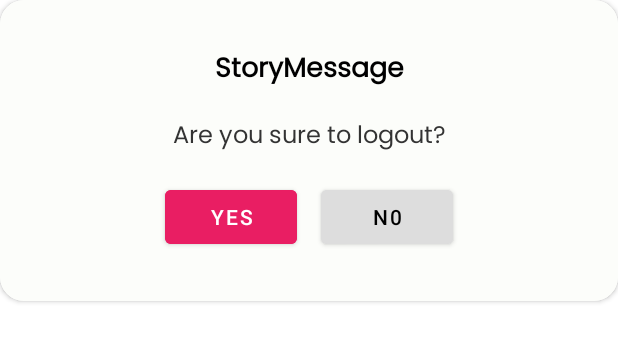
After one commit to rivaldofez/StoryMessage, an Android app: the layout dialog_confirmation.xml on its own in the app's theme, with its tools: preview values and no code run, on a phone screen of 412 x 824 dp. The commit adds this screen. Shown: the top 342 px of the screen. Run offline under Robolectric (Android 15) with nearby library versions, the phone set to English and light mode, and no system bars.

```diff
--- /dev/null
+++ b/app/src/main/res/layout/dialog_confirmation.xml
@@ -0,0 +1,67 @@
+<?xml version="1.0" encoding="utf-8"?>
+<androidx.cardview.widget.CardView xmlns:android="http://schemas.android.com/apk/res/android"
+    xmlns:app="http://schemas.android.com/apk/res-auto"
+    android:layout_width="match_parent"
+    android:layout_height="wrap_content"
+    app:cardCornerRadius="16dp">
+
+    <androidx.constraintlayout.widget.ConstraintLayout
+        android:layout_width="match_parent"
+        android:layout_height="match_parent"
+        android:background="@color/bgColor"
+        android:padding="32dp">
+
+        <TextView
+            android:id="@+id/tv_name_app"
+            style="@style/TitleText"
+            android:layout_width="wrap_content"
+            android:layout_height="wrap_content"
+            android:text="@string/app_name"
+            app:layout_constraintEnd_toEndOf="parent"
+            app:layout_constraintStart_toStartOf="parent"
+            app:layout_constraintTop_toTopOf="parent" />
+
+        <TextView
+            android:id="@+id/tv_dialog_message"
+            style="@style/SubtitleText"
+            android:layout_width="wrap_content"
+            android:layout_height="wrap_content"
+            android:layout_marginTop="16dp"
+            android:text="Are you sure to logout?"
+            app:layout_constraintEnd_toEndOf="parent"
+            app:layout_constraintHorizontal_bias="0.5"
+            app:layout_constraintStart_toStartOf="parent"
+            app:layout_constraintTop_toBottomOf="@+id/tv_name_app" />
+
+        <Button
+            android:id="@+id/btn_yes"
+            android:layout_width="wrap_content"
+            android:layout_height="wrap_content"
+            android:backgroundTint="@color/primaryColor"
+            android:text="Yes"
+            android:textColor="@color/white"
+            android:layout_marginTop="16dp"
+            app:layout_constraintEnd_toStartOf="@+id/btn_no"
+            app:layout_constraintHorizontal_bias="0.5"
+            app:layout_constraintHorizontal_chainStyle="packed"
+            app:layout_constraintStart_toStartOf="parent"
+            app:layout_constraintTop_toBottomOf="@+id/tv_dialog_message" />
+
+        <Button
+            android:id="@+id/btn_no"
+            android:layout_width="wrap_content"
+            android:layout_height="wrap_content"
+            android:backgroundTint="@color/lightBgColor"
+            android:text="N0"
+            android:textColor="@color/textColor"
+            android:layout_marginTop="16dp"
+            android:layout_marginStart="16dp"
+            app:layout_constraintEnd_toEndOf="parent"
+            app:layout_constraintHorizontal_bias="0.5"
+            app:layout_constraintStart_toEndOf="@+id/btn_yes"
+            app:layout_constraintTop_toBottomOf="@+id/tv_dialog_message" />
+
+    </androidx.constraintlayout.widget.ConstraintLayout>
+
+
+</androidx.cardview.widget.CardView>
--- a/app/src/main/res/values/themes.xml
+++ b/app/src/main/res/values/themes.xml
@@ -22,4 +22,36 @@
         <item name="colorControlNormal">@color/textColor</item>
         <item name="titleTextColor">@color/textColor</item>
     </style>
+
+    <style name="TitleText">
+        <item name="android:textColor">@color/textColor</item>
+        <item name="android:fontFamily">@font/poppins_regular</item>
+        <item name="android:textStyle">bold</item>
+        <item name="android:textSize">18sp</item>
+    </style>
+
+    <style name="SubtitleText">
+        <item name="android:textColor">@color/lightTextColor</item>
+        <item name="android:fontFamily">@font/poppins_regular</item>
+        <item name="android:textSize">16sp</item>
+    </style>
+
+    <style name="LargeTitleText">
+        <item name="android:textColor">@color/lightTextColor</item>
+        <item name="android:fontFamily">@font/poppins_regular</item>
+        <item name="android:textStyle">bold</item>
+        <item name="android:textSize">24sp</item>
+    </style>
+
+    <style name="BodyText">
+        <item name="android:textColor">@color/lightTextColor</item>
+        <item name="android:fontFamily">@font/poppins_regular</item>
+        <item name="android:textSize">14sp</item>
+    </style>
+
+    <style name="RoundedImageView">
+        <item name="cornerFamily">rounded</item>
+        <item name="cornerSize">16dp</item>
+    </style>
+
 </resources>
```
Also changed, not shown: app/src/main/java/com/rivaldofez/storymessage/story/StoryFragment.kt (+76 -11 lines), app/src/main/res/menu/story_menu.xml (+11 -2 lines).
